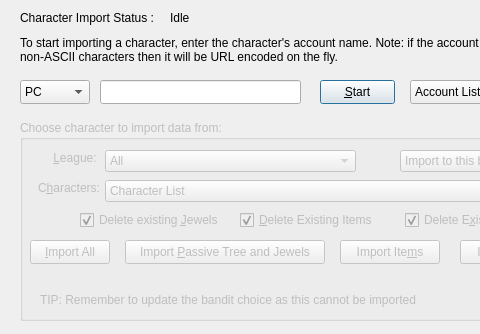
Qt form src/ui_files/dlgBuildImport.ui (PathOfBuildingCommunity/PathOfBuilding-Python) before a commit; both pictures show x 0 to 480 and y 0 to 334 of the 583 by 490 pixel window.
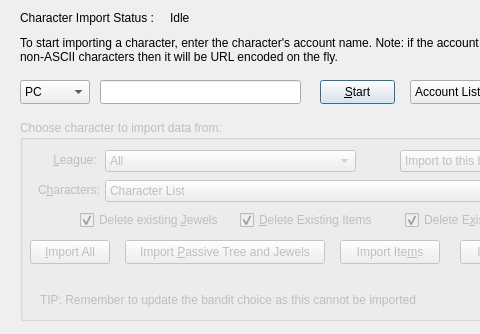
The same form after that commit. Icons and pictures are not drawn.

```diff
--- a/src/ui_files/dlgBuildImport.ui
+++ b/src/ui_files/dlgBuildImport.ui
@@ -157,7 +157,7 @@
     <property name="geometry">
      <rect>
       <x>10</x>
-      <y>30</y>
+      <y>32</y>
       <width>70</width>
       <height>16</height>
      </rect>
@@ -309,7 +309,7 @@
     <property name="geometry">
      <rect>
       <x>10</x>
-      <y>60</y>
+      <y>62</y>
       <width>70</width>
       <height>16</height>
      </rect>
```
